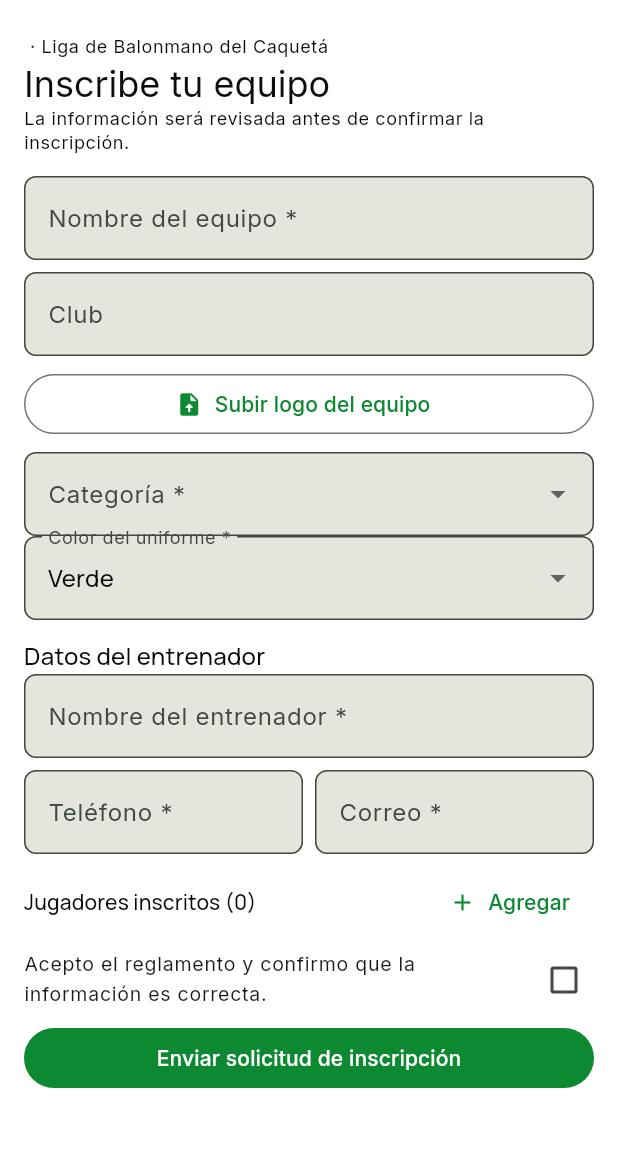
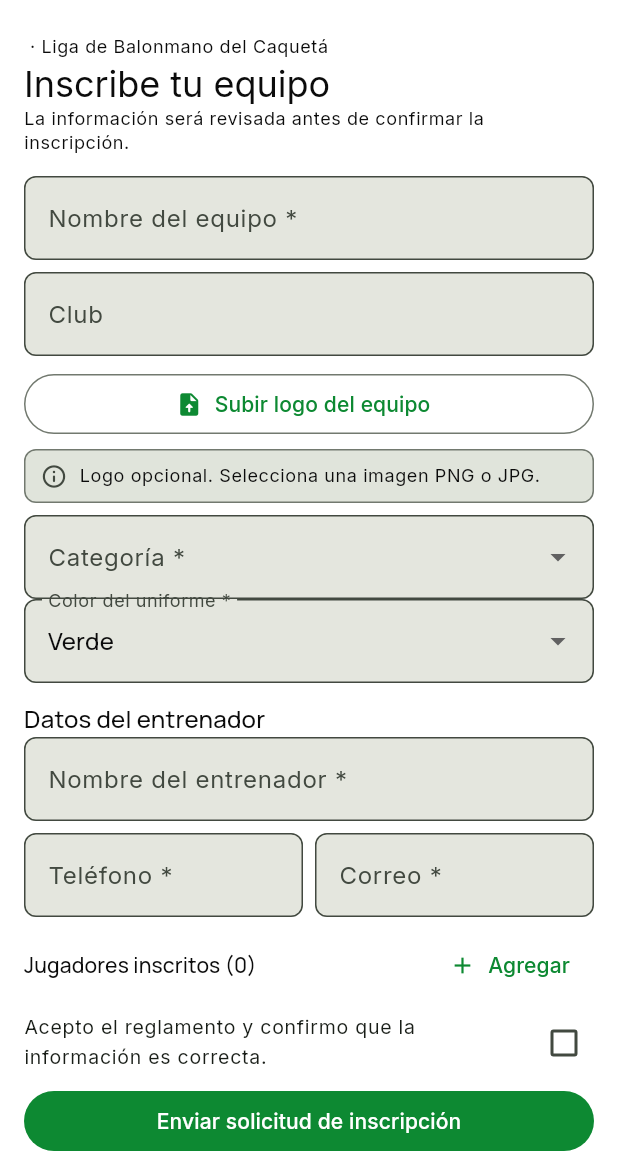
Before and after one commit to tatiana1104/handplay_demo, a Flutter app: the TeamRegistrationScreen screen opened directly with empty values, on a phone screen of 412 x 824 dp, the part 61-1236 px from its top. Run offline on Flutter 3.47's test engine with Material 3 defaults, Android fonts, the phone set to English and light mode, and no system bars; our stand-ins replace cloud_firestore, dartz, equatable, firebase_auth, firebase_core, firebase_storage and 6 more; accounts and stored records are empty; statements that could not run were skipped.

Commit message:
Show clear selected logo status

```diff
--- a/lib/features/tournaments/presentation/screens/team_registration_screen.dart
+++ b/lib/features/tournaments/presentation/screens/team_registration_screen.dart
@@ -216,7 +216,49 @@ class _TeamRegistrationScreenState extends State<TeamRegistrationScreen> {
         const SizedBox(height: 14),
         _field(_team, 'Nombre del equipo *', 'Halcones FC'),
         _field(_club, 'Club', 'Club Amazonas', required: false),
-        OutlinedButton.icon(onPressed: _pickLogo, icon: const Icon(Icons.upload_file_rounded), label: Text(_logoName == null ? 'Subir logo del equipo' : 'Logo seleccionado')),
+        OutlinedButton.icon(
+          onPressed: _pickLogo,
+          icon: Icon(_logoName == null ? Icons.upload_file_rounded : Icons.check_circle_rounded),
+          label: Text(_logoName == null ? 'Subir logo del equipo' : 'Cambiar logo'),
+        ),
+        const SizedBox(height: 6),
+        AnimatedContainer(
+          duration: const Duration(milliseconds: 180),
+          padding: const EdgeInsets.symmetric(horizontal: 10, vertical: 8),
+          decoration: BoxDecoration(
+            color: _logoName == null
+                ? theme.colorScheme.surfaceContainerHighest
+                : theme.colorScheme.primaryContainer,
+            borderRadius: BorderRadius.circular(8),
+            border: Border.all(
+              color: _logoName == null
+                  ? theme.colorScheme.outline
+                  : theme.colorScheme.primary,
+            ),
+          ),
+          child: Row(
+            children: [
+              Icon(
+                _logoName == null ? Icons.info_outline_rounded : Icons.verified_rounded,
+                size: 18,
+                color: _logoName == null
+                    ? theme.colorScheme.onSurfaceVariant
+                    : theme.colorScheme.primary,
+              ),
+              const SizedBox(width: 8),
+              Expanded(
+                child: Text(
+                  _logoName == null
+                      ? 'Logo opcional. Selecciona una imagen PNG o JPG.'
+                      : 'Imagen seleccionada: $_logoName',
+                  maxLines: 2,
+                  overflow: TextOverflow.ellipsis,
+                  style: theme.textTheme.bodySmall,
+                ),
+              ),
+            ],
+          ),
+        ),
         const SizedBox(height: 8),
         DropdownButtonFormField<String>(value: _category, decoration: const InputDecoration(labelText: 'Categoría *'), items: categories.map((value) => DropdownMenuItem(value: value, child: Text(value.replaceAll('|', ' · ')))).toList(), onChanged: (value) => setState(() => _category = value)),
         DropdownButtonFormField<String>(value: _color, decoration: const InputDecoration(labelText: 'Color del uniforme *'), items: const ['Verde', 'Azul', 'Rojo', 'Naranja', 'Amarillo', 'Blanco', 'Negro'].map((value) => DropdownMenuItem(value: value, child: Text(value))).toList(), onChanged: (value) => setState(() => _color = value ?? _color)),
```
